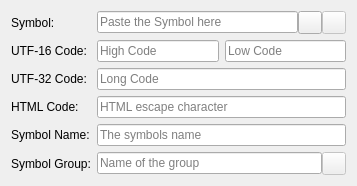
First picture: the form in getcodedialog.ui, repository Skycoder42/UniInsert, before the edit.
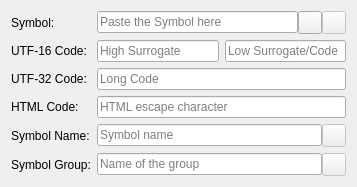
Second picture: the form after the edit. Icons and pictures are not drawn.

```diff
--- a/getcodedialog.ui
+++ b/getcodedialog.ui
@@ -7,7 +7,7 @@
     <x>0</x>
     <y>0</y>
     <width>357</width>
-    <height>178</height>
+    <height>182</height>
    </rect>
   </property>
   <property name="windowTitle">
@@ -90,7 +90,7 @@
         <bool>true</bool>
        </property>
        <property name="placeholderText">
-        <string>High Code</string>
+        <string>High Surrogate</string>
        </property>
       </widget>
      </item>
@@ -109,7 +109,7 @@
         <bool>true</bool>
        </property>
        <property name="placeholderText">
-        <string>Low Code</string>
+        <string>Low Surrogate/Code</string>
        </property>
       </widget>
      </item>
@@ -172,6 +172,11 @@
     </widget>
    </item>
    <item row="4" column="1">
+    <layout class="QHBoxLayout" name="horizontalLayout_4">
+     <property name="spacing">
+      <number>0</number>
+     </property>
+     <item>
     <widget class="QLineEdit" name="symbolNameLineEdit">
      <property name="dragEnabled">
       <bool>true</bool>
@@ -180,9 +185,28 @@
       <bool>true</bool>
      </property>
      <property name="placeholderText">
-      <string>The symbols name</string>
-     </property>
-    </widget>
+        <string>Symbol name</string>
+       </property>
+      </widget>
+     </item>
+     <item>
+      <widget class="QToolButton" name="showAliasesButton">
+       <property name="enabled">
+        <bool>false</bool>
+       </property>
+       <property name="toolTip">
+        <string>Show all other names (aliases) of the symbol</string>
+       </property>
+       <property name="icon">
+        <iconset resource="uniinsert_res.qrc">
+         <normaloff>:/icons/detailedSearch.ico</normaloff>:/icons/detailedSearch.ico</iconset>
+       </property>
+       <property name="popupMode">
+        <enum>QToolButton::InstantPopup</enum>
+       </property>
+      </widget>
+     </item>
+    </layout>
    </item>
    <item row="5" column="0">
     <widget class="QLabel" name="symbolGroupLabel">
```
Left out of the diff: 4 changed lines with no effect on the pictures. Lines whose indentation alone changed are shown as unchanged.
